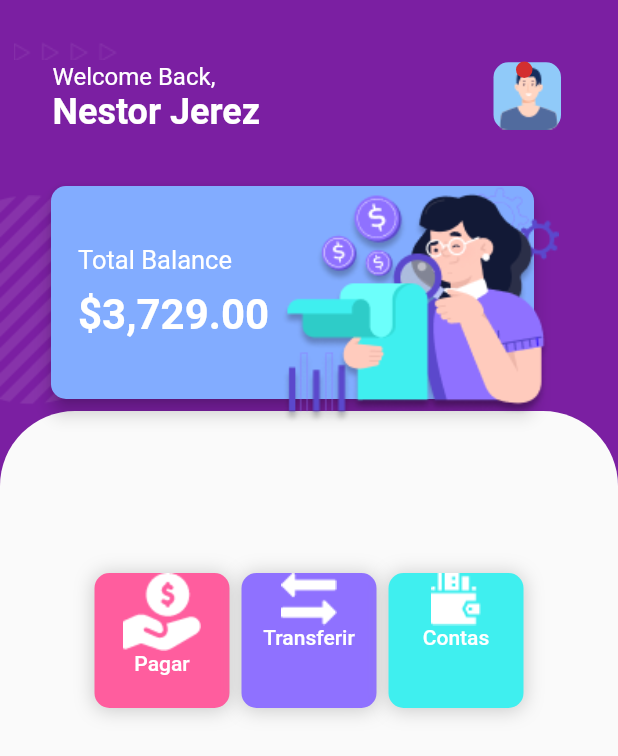
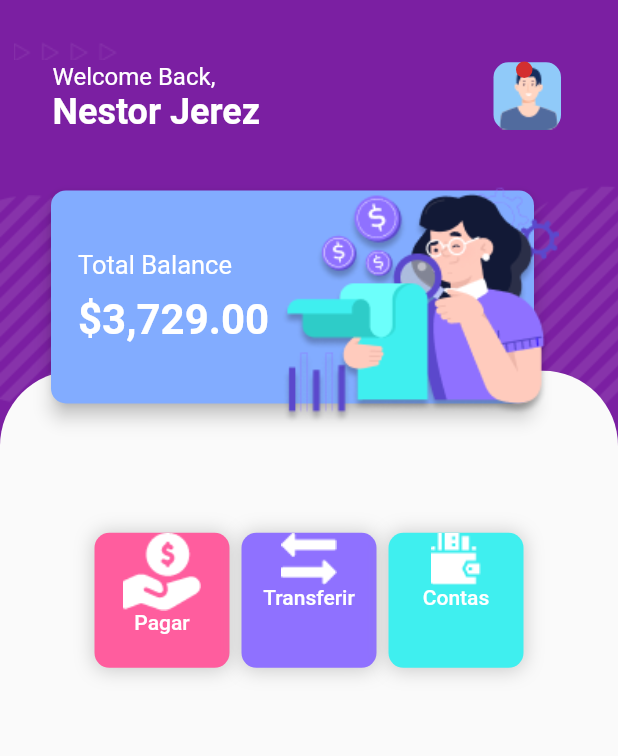
Before and after one commit to derek-alves/Bank-Wallet-Flutter, a Flutter app: the screen it shows after launch, on a phone screen of 412 x 824 dp. Shown: the top 756 px of the screen. Run offline on Flutter 3.47's test engine with Material 2 defaults, Android fonts, the phone set to English and light mode, and no system bars.

```diff
--- a/lib/main.dart
+++ b/lib/main.dart
@@ -24,6 +24,8 @@ class MyApp extends StatelessWidget {
 class Home extends StatelessWidget {
   @override
   Widget build(BuildContext context) {
+    final mediaQuery = MediaQuery.of(context);
+
     SystemChrome.setSystemUIOverlayStyle(
         SystemUiOverlayStyle(statusBarColor: Colors.transparent));
     return WillPopScope(
@@ -33,7 +35,19 @@ class Home extends StatelessWidget {
         child: Stack(
           children: [
             Positioned(
-                top: 28, left: 9, child: Image.asset('assets/arrow.png')),
+              left: MediaQuery.of(context).size.width * 0.80,
+              top: MediaQuery.of(context).size.width * 0.3,
+              child: RotatedBox(
+                quarterTurns: 2,
+                child: Image.asset('assets/circle'
+                    '.png'),
+              ),
+            ),
+            Positioned(
+              top: 28,
+              left: 9,
+              child: Image.asset('assets/arrow.png'),
+            ),
             Positioned(
               top: 130,
               height: 140,
@@ -110,7 +124,7 @@ class Home extends StatelessWidget {
                     mainAxisAlignment: MainAxisAlignment.end,
                     children: [
                       Container(
-                        height: 550,
+                        height: MediaQuery.of(context).size.height * 0.70,
                         width: double.infinity,
                         decoration: BoxDecoration(
                           color: Colors.grey[50],
@@ -130,7 +144,7 @@ class Home extends StatelessWidget {
                     ],
                   ),
                   Positioned(
-                    top: 30,
+                    top: MediaQuery.of(context).size.height * 0.04,
                     left: 30,
                     height: 150,
                     width: 330,
```
